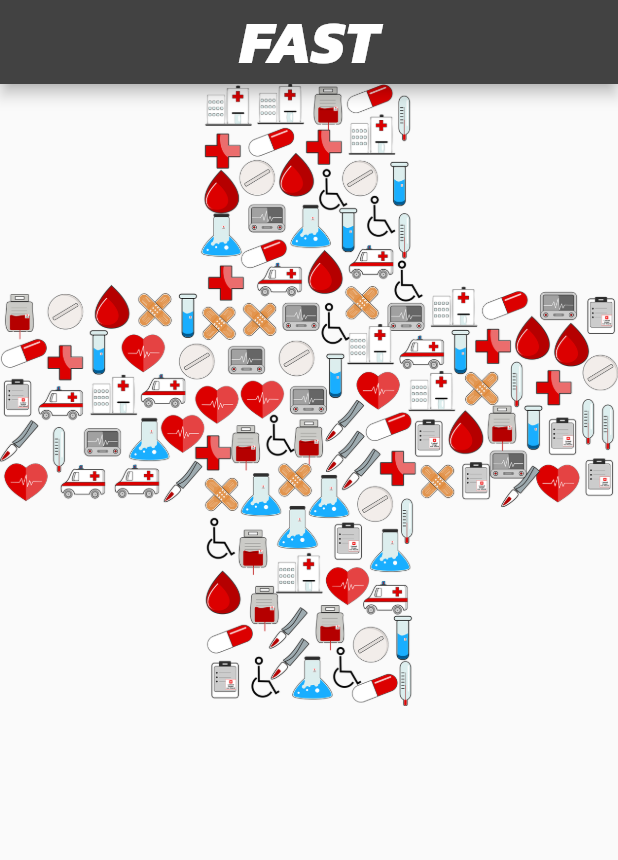
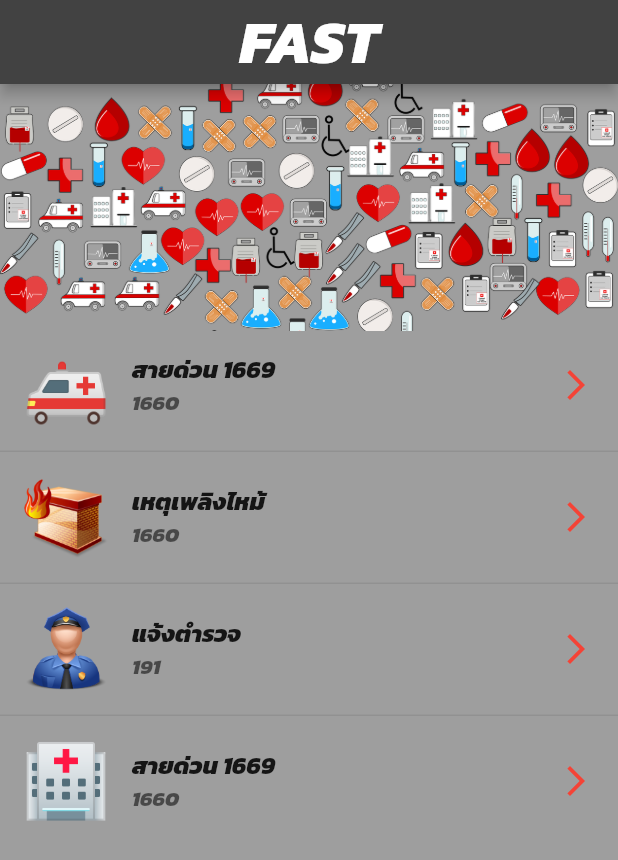
Before and after one commit to thaworn-s/flutter_fast_app, a Flutter app: the screen it shows after launch, on a phone screen of 412 x 824 dp. Shown: the top 860 px of the screen. Run offline on Flutter 3.47's test engine with Material 2 defaults, Android fonts, the phone set to English and light mode, and no system bars.

Commit message:
code v.3

```diff
--- a/lib/mode.l/model.dart
+++ b/lib/mode.l/fast_list.dart
@@ -3,7 +3,7 @@ class FastList {
   String? mobile;
   String? image;
 
-  //สร้าง constructor
+
   FastList({
     this.name,
     this.mobile,
--- a/lib/views/home_ui.dart
+++ b/lib/views/home_ui.dart
@@ -1,4 +1,5 @@
-import 'package:fast_app/mode.l/model.dart';
+import 'package:fast_app/mode.l/fast_list.dart';
+import 'package:fast_app/views/detail_ui.dart';
 import 'package:flutter/material.dart';
 import 'package:flutter/src/widgets/framework.dart';
 import 'package:flutter/src/foundation/key.dart';
@@ -11,6 +12,29 @@ class HomeUI extends StatefulWidget {
 }
 
 class _HomeUIState extends State<HomeUI> {
+  List<FastList> FastListInfo = [
+    FastList(
+      name: "สายด่วน 1669",
+      mobile: "1660",
+      image: 'fast1.png',
+    ),
+    FastList(
+      name: "เหตุเพลิงไหม้",
+      mobile: "1660",
+      image: 'fast2.png',
+    ),
+    FastList(
+      name: "แจ้งตำรวจ",
+      mobile: "191",
+      image: 'fast3.png',
+    ),
+    FastList(
+      name: "สายด่วน 1669",
+      mobile: "1660",
+      image: 'fast4.png',
+    ),
+  ];
+
   @override
   Widget build(BuildContext context) {
     return Scaffold(
@@ -25,12 +49,57 @@ class _HomeUIState extends State<HomeUI> {
           ),
         ),
       ),
-      body: Column(
-        children: [
-          Image.asset(
-            'assets/images/cross.png'
+      backgroundColor: Colors.grey,
+      body: Center(
+        child: Column(
+          children: [
+            Container(
+              height: MediaQuery.of(context).size.height * 0.2,
+              width: MediaQuery.of(context).size.width,
+              child: Image.asset(
+                'assets/images/cross.png',
+                fit: BoxFit.cover,
+              ),
             ),
-        ],
+            Expanded(
+              child: ListView.separated(
+                separatorBuilder: (context, Index) {
+                  return Divider();
+                },
+                itemCount: FastListInfo.length,
+                itemBuilder: (context, Index) {
+                  return ListTile(
+                    onTap: () {
+                      Navigator.push(
+                        context,
+                        MaterialPageRoute(
+                          builder: (context) => DetialUI(
+                            name: FastListInfo[Index].name!,
+                            mobile: FastListInfo[Index].mobile!,
+                            image: FastListInfo[Index].image!,
+                          ),
+                        ),
+                      );
+                    },
+                    leading: Image.asset(
+                      'assets/images/' + FastListInfo[Index].image!,
+                    ),
+                    title: Text(
+                      FastListInfo[Index].name!,
+                    ),
+                    subtitle: Text(
+                      FastListInfo[Index].mobile!,
+                    ),
+                    trailing: Icon(
+                      Icons.arrow_forward_ios,
+                      color: Colors.red,
+                    ),
+                  );
+                },
+              ),
+            ),
+          ],
+        ),
       ),
     );
   }
--- a/pubspec.yaml
+++ b/pubspec.yaml
@@ -71,7 +71,7 @@ flutter:
   #   - images/a_dot_burr.jpeg
   #   - images/a_dot_ham.jpeg
   assets:
-    - assets/images/cross.png
+    - assets/images/
 
 
   # An image asset can refer to one or more resolution-specific "variants", see
```
Also changed, not shown: lib/views/detail_ui.dart (+35 -2 lines), assets/images/fast1.png (added), assets/images/fast2.png (added), assets/images/fast3.png (added), assets/images/fast4.png (added).
